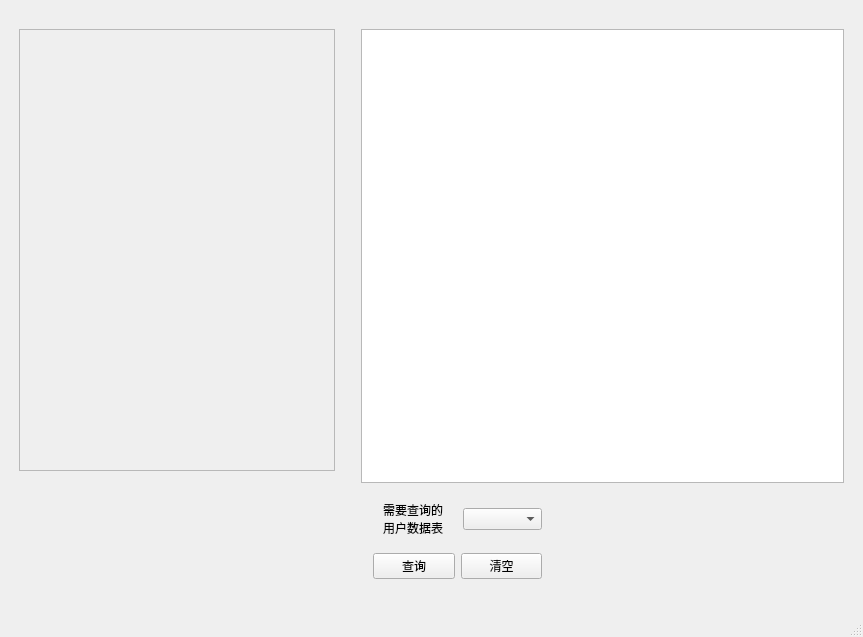
This is UIDesigner/execl_tool.ui in lc6937/pyqt_execl as Qt 5 draws it before an edit. The edited form follows.
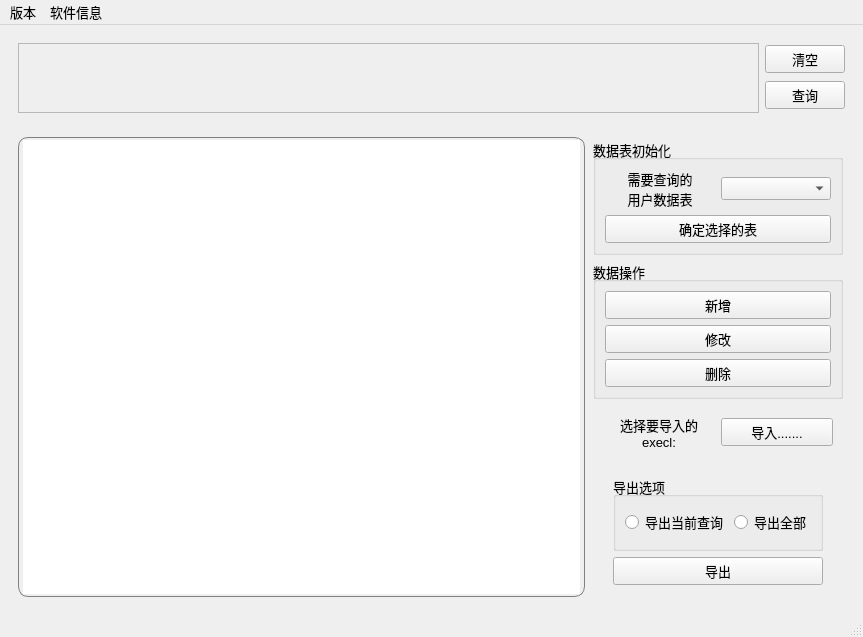
This is the edited form.

Commit message: 生成主页面UI文件

What changed in the file:
```diff
--- a/UIDesigner/execl_tool.ui
+++ b/UIDesigner/execl_tool.ui
@@ -10,101 +10,98 @@
     <height>637</height>
    </rect>
   </property>
+  <property name="minimumSize">
+   <size>
+    <width>863</width>
+    <height>637</height>
+   </size>
+  </property>
+  <property name="maximumSize">
+   <size>
+    <width>1920</width>
+    <height>1080</height>
+   </size>
+  </property>
+  <property name="font">
+   <font>
+    <family>Microsoft YaHei UI</family>
+    <pointsize>10</pointsize>
+    <weight>50</weight>
+    <italic>false</italic>
+    <bold>false</bold>
+    <underline>false</underline>
+    <strikeout>false</strikeout>
+    <kerning>true</kerning>
+   </font>
+  </property>
   <property name="windowTitle">
-   <string>MainWindow</string>
+   <string>数据库自适应查询工具</string>
+  </property>
+  <property name="styleSheet">
+   <string notr="true"/>
   </property>
   <widget class="QWidget" name="centralwidget">
-   <layout class="QHBoxLayout" name="horizontalLayout" stretch="4,6">
+   <layout class="QVBoxLayout" name="verticalLayout_9" stretch="0,6">
     <item>
-     <layout class="QVBoxLayout" name="verticalLayout" stretch="8,2">
-      <property name="leftMargin">
-       <number>10</number>
-      </property>
-      <property name="topMargin">
-       <number>20</number>
-      </property>
-      <property name="rightMargin">
-       <number>10</number>
-      </property>
-      <property name="bottomMargin">
-       <number>25</number>
-      </property>
+     <widget class="QWidget" name="main_widget" native="true">
+      <layout class="QVBoxLayout" name="verticalLayout_7" stretch="2">
       <item>
-       <widget class="QScrollArea" name="scrollArea">
+        <layout class="QHBoxLayout" name="horizontalLayout_6">
+         <item>
+          <widget class="QScrollArea" name="scrollArea_2">
         <property name="widgetResizable">
          <bool>true</bool>
         </property>
-        <widget class="QWidget" name="scrollAreaWidgetContents">
+           <widget class="QWidget" name="scrollAreaWidgetContents_2">
          <property name="geometry">
           <rect>
            <x>0</x>
            <y>0</y>
-           <width>314</width>
-           <height>416</height>
-          </rect>
-         </property>
-         <layout class="QVBoxLayout" name="verticalLayout_4">
-          <property name="spacing">
-           <number>0</number>
-          </property>
-          <property name="leftMargin">
-           <number>0</number>
-          </property>
-          <property name="topMargin">
-           <number>0</number>
-          </property>
-          <property name="rightMargin">
-           <number>0</number>
-          </property>
-          <property name="bottomMargin">
-           <number>0</number>
-          </property>
+              <width>740</width>
+              <height>69</height>
+             </rect>
+            </property>
+           </widget>
+          </widget>
+         </item>
+         <item>
+          <layout class="QVBoxLayout" name="verticalLayout_3">
+           <item>
+            <widget class="QPushButton" name="clear_pushButton">
+             <property name="text">
+              <string>清空</string>
+             </property>
+            </widget>
+           </item>
           <item>
-           <layout class="QFormLayout" name="formLayout"/>
-          </item>
-         </layout>
-        </widget>
-       </widget>
-      </item>
-      <item>
-       <layout class="QHBoxLayout" name="horizontalLayout_5"/>
-      </item>
-     </layout>
+            <widget class="QPushButton" name="search_pushButton">
+             <property name="text">
+              <string>查询</string>
+             </property>
+            </widget>
+           </item>
+          </layout>
+         </item>
+        </layout>
+       </item>
+      </layout>
+     </widget>
     </item>
     <item>
-     <layout class="QVBoxLayout" name="verticalLayout_2" stretch="5,5">
-      <property name="leftMargin">
-       <number>10</number>
-      </property>
-      <property name="topMargin">
-       <number>20</number>
-      </property>
-      <property name="rightMargin">
-       <number>10</number>
-      </property>
-      <property name="bottomMargin">
-       <number>25</number>
-      </property>
+     <widget class="QWidget" name="add_widget" native="true">
+      <layout class="QHBoxLayout" name="horizontalLayout">
       <item>
-       <widget class="QTextBrowser" name="textBrowser"/>
+        <widget class="QTextBrowser" name="textBrowser">
+         <property name="styleSheet">
+          <string notr="true">border:1px solid gray;
+        border-radius:10px;
+        padding:2px 4px;</string>
+         </property>
+        </widget>
       </item>
       <item>
-       <layout class="QHBoxLayout" name="horizontalLayout_2" stretch="4,6">
+        <layout class="QVBoxLayout" name="verticalLayout_5" stretch="2,3,1,3">
         <property name="leftMargin">
-         <number>0</number>
-        </property>
-        <property name="topMargin">
-         <number>0</number>
-        </property>
-        <property name="rightMargin">
-         <number>0</number>
-        </property>
-        <property name="bottomMargin">
-         <number>0</number>
-        </property>
-        <item>
-         <layout class="QVBoxLayout" name="verticalLayout_3" stretch="6,4">
-          <property name="leftMargin">
            <number>2</number>
           </property>
           <property name="topMargin">
@@ -117,22 +114,13 @@
            <number>2</number>
           </property>
           <item>
-           <layout class="QHBoxLayout" name="horizontalLayout_3">
-            <property name="spacing">
-             <number>10</number>
-            </property>
-            <property name="leftMargin">
-             <number>10</number>
-            </property>
-            <property name="topMargin">
-             <number>10</number>
-            </property>
-            <property name="rightMargin">
-             <number>10</number>
-            </property>
-            <property name="bottomMargin">
-             <number>10</number>
-            </property>
+          <widget class="QGroupBox" name="groupBox_2">
+           <property name="title">
+            <string>数据表初始化</string>
+           </property>
+           <layout class="QVBoxLayout" name="verticalLayout_8">
+            <item>
+             <layout class="QHBoxLayout" name="horizontalLayout_11">
             <item>
              <widget class="QLabel" name="label">
               <property name="text">
@@ -145,55 +133,150 @@
              </widget>
             </item>
             <item>
-             <widget class="QComboBox" name="comboBox"/>
+               <widget class="QComboBox" name="table_comboBox"/>
             </item>
            </layout>
           </item>
           <item>
-           <layout class="QHBoxLayout" name="horizontalLayout_4">
-            <property name="leftMargin">
-             <number>10</number>
-            </property>
-            <property name="rightMargin">
-             <number>10</number>
-            </property>
+             <widget class="QPushButton" name="selectTable_pushButton">
+              <property name="text">
+               <string>确定选择的表</string>
+              </property>
+             </widget>
+            </item>
+           </layout>
+          </widget>
+         </item>
+         <item>
+          <widget class="QGroupBox" name="groupBox_3">
+           <property name="title">
+            <string>数据操作</string>
+           </property>
+           <layout class="QVBoxLayout" name="verticalLayout">
             <item>
-             <widget class="QPushButton" name="search_table">
+             <widget class="QPushButton" name="pushButton">
               <property name="text">
-               <string>查询</string>
+               <string>新增</string>
               </property>
              </widget>
             </item>
             <item>
              <widget class="QPushButton" name="pushButton_2">
               <property name="text">
-               <string>清空</string>
+               <string>修改</string>
               </property>
              </widget>
             </item>
+            <item>
+             <widget class="QPushButton" name="pushButton_3">
+              <property name="text">
+               <string>删除</string>
+              </property>
+             </widget>
+            </item>
            </layout>
-          </item>
+          </widget>
+         </item>
+         <item>
+          <layout class="QHBoxLayout" name="horizontalLayout_7">
+           <property name="leftMargin">
+            <number>10</number>
+           </property>
+           <property name="topMargin">
+            <number>10</number>
+           </property>
+           <property name="rightMargin">
+            <number>10</number>
+           </property>
+           <property name="bottomMargin">
+            <number>10</number>
+           </property>
+           <item>
+            <widget class="QLabel" name="label_2">
+             <property name="font">
+              <font>
+               <weight>50</weight>
+               <bold>false</bold>
+              </font>
+             </property>
+             <property name="text">
+              <string>选择要导入的
+execl:</string>
+             </property>
+             <property name="alignment">
+              <set>Qt::AlignCenter</set>
+             </property>
+            </widget>
+           </item>
+           <item>
+            <widget class="QPushButton" name="import_pushButton">
+             <property name="text">
+              <string>导入.......</string>
+             </property>
+            </widget>
+           </item>
          </layout>
         </item>
         <item>
-         <layout class="QVBoxLayout" name="verticalLayout_5">
+          <layout class="QVBoxLayout" name="verticalLayout_6" stretch="0,0">
           <property name="leftMargin">
-           <number>2</number>
+            <number>20</number>
           </property>
           <property name="topMargin">
-           <number>2</number>
+            <number>10</number>
           </property>
           <property name="rightMargin">
-           <number>2</number>
+            <number>20</number>
           </property>
           <property name="bottomMargin">
-           <number>2</number>
-          </property>
-         </layout>
+            <number>10</number>
+           </property>
+           <item>
+            <layout class="QHBoxLayout" name="horizontalLayout_8">
+             <property name="leftMargin">
+              <number>0</number>
+             </property>
+             <property name="rightMargin">
+              <number>0</number>
+             </property>
+             <item>
+              <widget class="QGroupBox" name="groupBox">
+               <property name="title">
+                <string>导出选项</string>
+               </property>
+               <layout class="QHBoxLayout" name="horizontalLayout_9">
+                <item>
+                 <widget class="QRadioButton" name="radioButton_2">
+                  <property name="text">
+                   <string>导出当前查询</string>
+                  </property>
+                 </widget>
+                </item>
+                <item>
+                 <widget class="QRadioButton" name="radioButton">
+                  <property name="text">
+                   <string>导出全部</string>
+                  </property>
+                 </widget>
+                </item>
+               </layout>
+              </widget>
         </item>
        </layout>
       </item>
-     </layout>
+           <item>
+            <widget class="QPushButton" name="export_pushButton">
+             <property name="text">
+              <string>导出</string>
+             </property>
+            </widget>
+           </item>
+          </layout>
+         </item>
+        </layout>
+       </item>
+      </layout>
+     </widget>
     </item>
    </layout>
   </widget>
@@ -206,6 +289,21 @@
      <height>23</height>
     </rect>
    </property>
+   <widget class="QMenu" name="menu">
+    <property name="title">
+     <string>软件信息</string>
+    </property>
+   </widget>
+   <widget class="QMenu" name="menu_2">
+    <property name="cursor">
+     <cursorShape>ArrowCursor</cursorShape>
+    </property>
+    <property name="title">
+     <string>版本</string>
+    </property>
+   </widget>
+   <addaction name="menu_2"/>
+   <addaction name="menu"/>
   </widget>
   <widget class="QStatusBar" name="statusbar"/>
  </widget>
```
Lines whose indentation alone changed are shown as unchanged.
